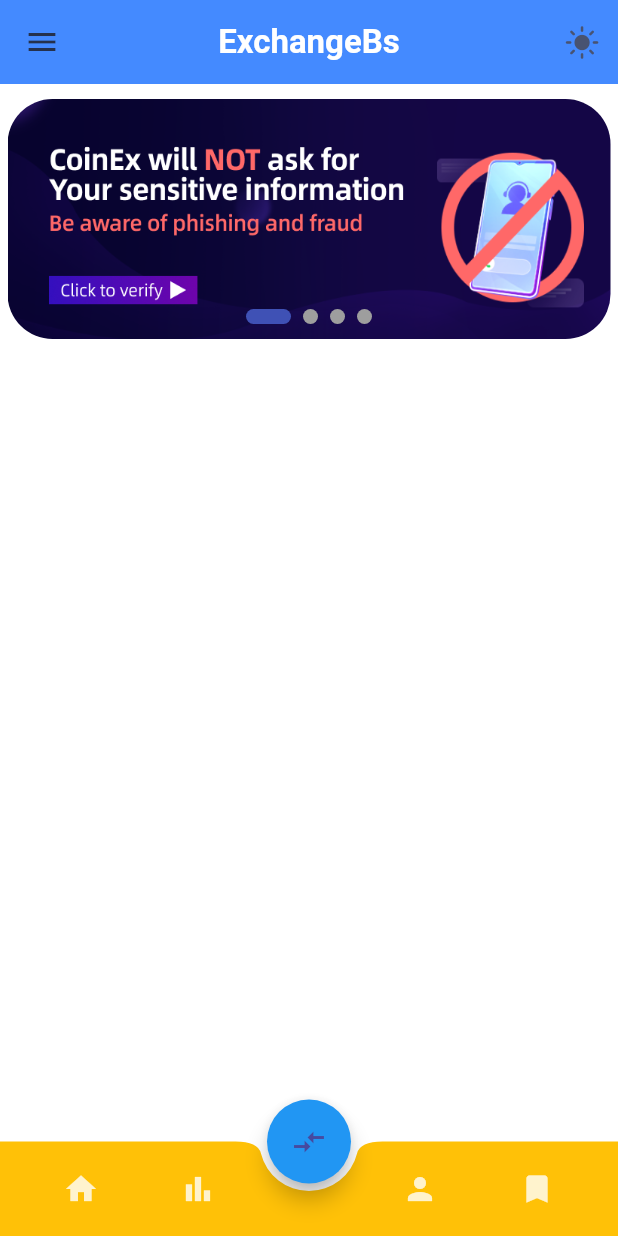
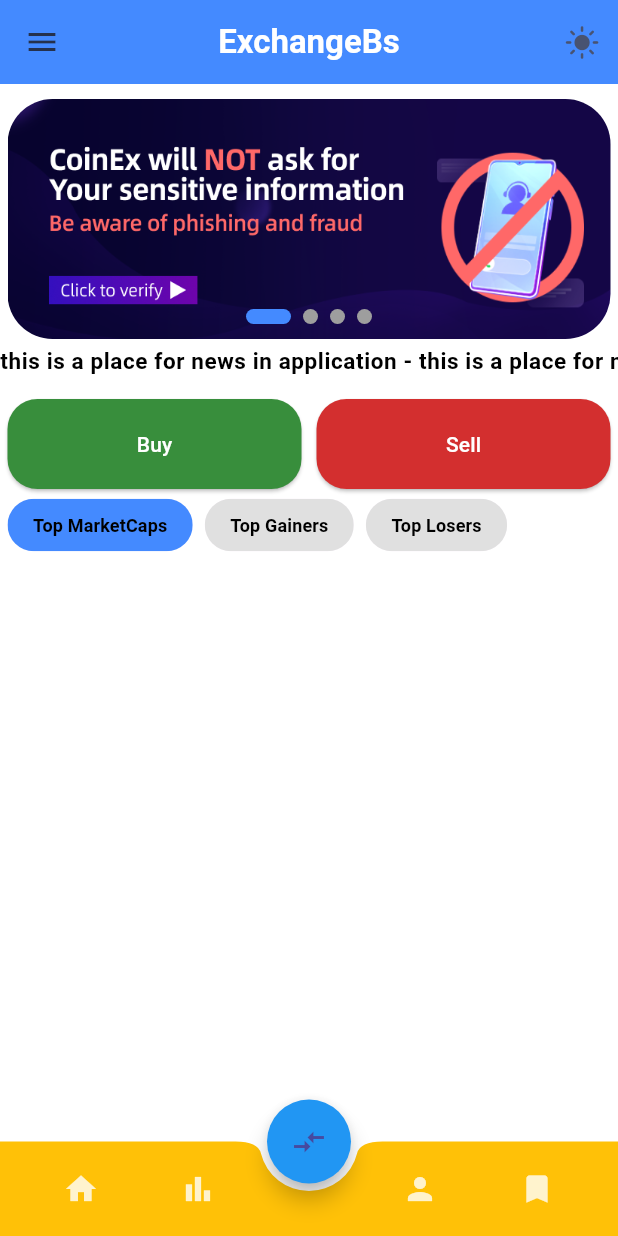
Before and after one commit to amiralitaherkhany/pro-crypto-app, a Flutter app: the screen it shows after launch, on a phone screen of 412 x 824 dp. Run offline on Flutter 3.47's test engine with Material 3 defaults, Android fonts, the phone set to English and light mode, and no system bars; drawn by our look-alikes of marquee, smooth_page_indicator; our stand-ins replace google_fonts; Roboto replaces fonts that are missing (Ubuntu).

Commit message:
added infinity scroll text and buttons and choice chip

```diff
--- /dev/null
+++ b/devtools_options.yaml
@@ -0,0 +1,3 @@
+description: This file stores settings for Dart & Flutter DevTools.
+documentation: https://docs.flutter.dev/tools/devtools/extensions#configure-extension-enablement-states
+extensions:
--- a/lib/providers/theme_provider.dart
+++ b/lib/providers/theme_provider.dart
@@ -16,9 +16,11 @@ class MyThemes {
     textTheme: TextTheme(
       titleLarge: GoogleFonts.ubuntu(
           color: Colors.black, fontSize: 22, fontWeight: FontWeight.bold),
-      bodySmall: GoogleFonts.ubuntu(color: Colors.white, fontSize: 15),
+      bodySmall: GoogleFonts.ubuntu(
+          color: Colors.white, fontSize: 15, fontWeight: FontWeight.bold),
       labelSmall: GoogleFonts.ubuntu(color: Colors.white54, fontSize: 13),
-      titleSmall: GoogleFonts.ubuntu(color: Colors.black, fontSize: 12),
+      titleSmall: GoogleFonts.ubuntu(
+          color: Colors.black, fontSize: 12, fontWeight: FontWeight.bold),
     ),
     unselectedWidgetColor: Colors.white70,
     primaryColorLight: Colors.black,
@@ -39,9 +41,11 @@ class MyThemes {
     textTheme: TextTheme(
       titleLarge: GoogleFonts.ubuntu(
           color: Colors.white, fontSize: 22, fontWeight: FontWeight.bold),
-      bodySmall: GoogleFonts.ubuntu(color: Colors.black, fontSize: 15),
+      bodySmall: GoogleFonts.ubuntu(
+          color: Colors.black, fontSize: 15, fontWeight: FontWeight.bold),
       labelSmall: GoogleFonts.ubuntu(color: Colors.black38, fontSize: 13),
-      titleSmall: GoogleFonts.ubuntu(color: Colors.black, fontSize: 12),
+      titleSmall: GoogleFonts.ubuntu(
+          color: Colors.black, fontSize: 12, fontWeight: FontWeight.bold),
     ),
     unselectedWidgetColor: Colors.black,
     primaryColorLight: Colors.white,
--- a/lib/ui/home_page.dart
+++ b/lib/ui/home_page.dart
@@ -1,11 +1,27 @@
 import 'package:crypto_app/ui/ui_helper/home_page_view.dart';
 import 'package:crypto_app/ui/ui_helper/theme_switcher.dart';
 import 'package:flutter/material.dart';
+import 'package:marquee/marquee.dart';
 import 'package:smooth_page_indicator/smooth_page_indicator.dart';
 
-class HomePage extends StatelessWidget {
-  HomePage({super.key});
+class HomePage extends StatefulWidget {
+  const HomePage({super.key});
+
+  @override
+  State<HomePage> createState() => _HomePageState();
+}
+
+class _HomePageState extends State<HomePage> {
   final PageController _pageViewController = PageController(initialPage: 0);
+
+  var defaultChoiceIndex = 0;
+
+  final List<String> _choicesList = [
+    'Top MarketCaps',
+    'Top Gainers',
+    'Top Losers'
+  ];
+
   @override
   Widget build(BuildContext context) {
     var primaryColor = Theme.of(context).primaryColor;
@@ -21,9 +37,7 @@ class HomePage extends StatelessWidget {
         titleTextStyle: textTheme.titleLarge,
         centerTitle: true,
       ),
-        body: SizedBox(
-          width: double.infinity,
-          height: double.infinity,
+      body: SizedBox.expand(
         child: SingleChildScrollView(
           scrollDirection: Axis.vertical,
           child: Column(
@@ -46,22 +60,120 @@ class HomePage extends StatelessWidget {
                         child: SmoothPageIndicator(
                           controller: _pageViewController,
                           count: 4,
-                            effect: const ExpandingDotsEffect(
-                                dotWidth: 10, dotHeight: 10),
+                          effect: ExpandingDotsEffect(
+                              activeDotColor: primaryColor,
+                              dotWidth: 10,
+                              dotHeight: 10),
                           onDotClicked: (index) {
-                              _pageViewController.animateToPage(index,
+                            _pageViewController.animateToPage(
+                              index,
                               duration: const Duration(milliseconds: 300),
-                                  curve: Curves.easeInOut);
+                              curve: Curves.easeInOut,
+                            );
+                          },
+                        ),
+                      ),
+                    ],
+                  ),
+                ),
+              ),
+              SizedBox(
+                height: 30,
+                width: double.infinity,
+                child: Marquee(
+                  text: 'this is a place for news in application - ',
+                  style: textTheme.bodySmall,
+                ),
+              ),
+              const SizedBox(
+                height: 10,
+              ),
+              Padding(
+                padding: const EdgeInsets.only(left: 5.0, right: 5),
+                child: Row(
+                  children: [
+                    Expanded(
+                      child: ElevatedButton(
+                        style: ElevatedButton.styleFrom(
+                          foregroundColor: Colors.white,
+                          backgroundColor: Colors.green[700],
+                          shape: RoundedRectangleBorder(
+                            borderRadius: BorderRadius.circular(
+                              20,
+                            ),
+                          ),
+                          padding: const EdgeInsets.all(20),
+                        ),
+                        onPressed: () {},
+                        child: const Text(
+                          'Buy',
+                        ),
+                      ),
+                    ),
+                    const SizedBox(
+                      width: 10,
+                    ),
+                    Expanded(
+                      child: ElevatedButton(
+                        style: ElevatedButton.styleFrom(
+                          foregroundColor: Colors.white,
+                          backgroundColor: Colors.red[700],
+                          shape: RoundedRectangleBorder(
+                            borderRadius: BorderRadius.circular(
+                              20,
+                            ),
+                          ),
+                          padding: const EdgeInsets.all(20),
+                        ),
+                        onPressed: () {},
+                        child: const Text(
+                          'Sell',
+                        ),
+                      ),
+                    ),
+                  ],
+                ),
+              ),
+              Padding(
+                padding: const EdgeInsets.only(left: 5.0, right: 5),
+                child: Row(
+                  children: [
+                    Wrap(
+                      spacing: 8,
+                      children: List.generate(
+                        _choicesList.length,
+                        (index) {
+                          return ChoiceChip(
+                            label: Text(
+                              _choicesList[index],
+                            ),
+                            selected: defaultChoiceIndex == index,
+                            labelStyle: textTheme.titleSmall,
+                            showCheckmark: false,
+                            side: const BorderSide(color: Colors.transparent),
+                            shape: RoundedRectangleBorder(
+                              borderRadius: BorderRadius.circular(20),
+                            ),
+                            backgroundColor: Colors.grey[300],
+                            selectedColor: primaryColor,
+                            onSelected: (value) {
+                              if (value) {
+                                setState(() {
+                                  defaultChoiceIndex = index;
+                                });
+                              }
+                            },
+                          );
                         },
                       ),
                     )
                   ],
                 ),
-                  ),
               )
             ],
           ),
         ),
-        ));
+      ),
+    );
   }
 }
--- a/lib/ui/ui_helper/home_page_view.dart
+++ b/lib/ui/ui_helper/home_page_view.dart
@@ -18,6 +18,7 @@ class _HomePageViewState extends State<HomePageView> {
   @override
   Widget build(BuildContext context) {
     return PageView(
+      allowImplicitScrolling: true,
       controller: widget.controller,
       children: [
         myPages(images[0]),
--- a/pubspec.yaml
+++ b/pubspec.yaml
@@ -32,8 +32,11 @@ dependencies:
   flutter:
     sdk: flutter
   google_fonts: ^6.2.1
+  marquee: ^2.2.1
   provider: ^6.1.2
-  smooth_page_indicator: ^1.2.0+3
+  smooth_page_indicator: ^1.0.0+2
+dependency_overrides:
+  fading_edge_scrollview: ^4.1.1
 
 dev_dependencies:
   flutter_lints: ^3.0.0
```
Also changed, not shown: pubspec.lock. Lines whose indentation alone changed are shown as unchanged.
